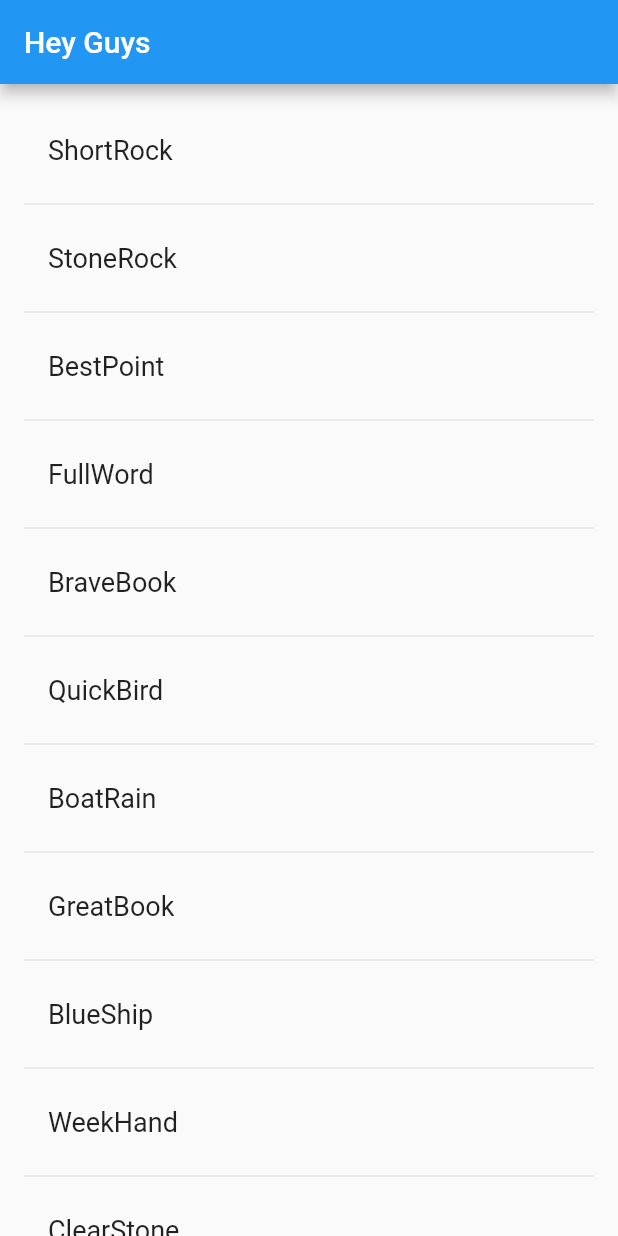
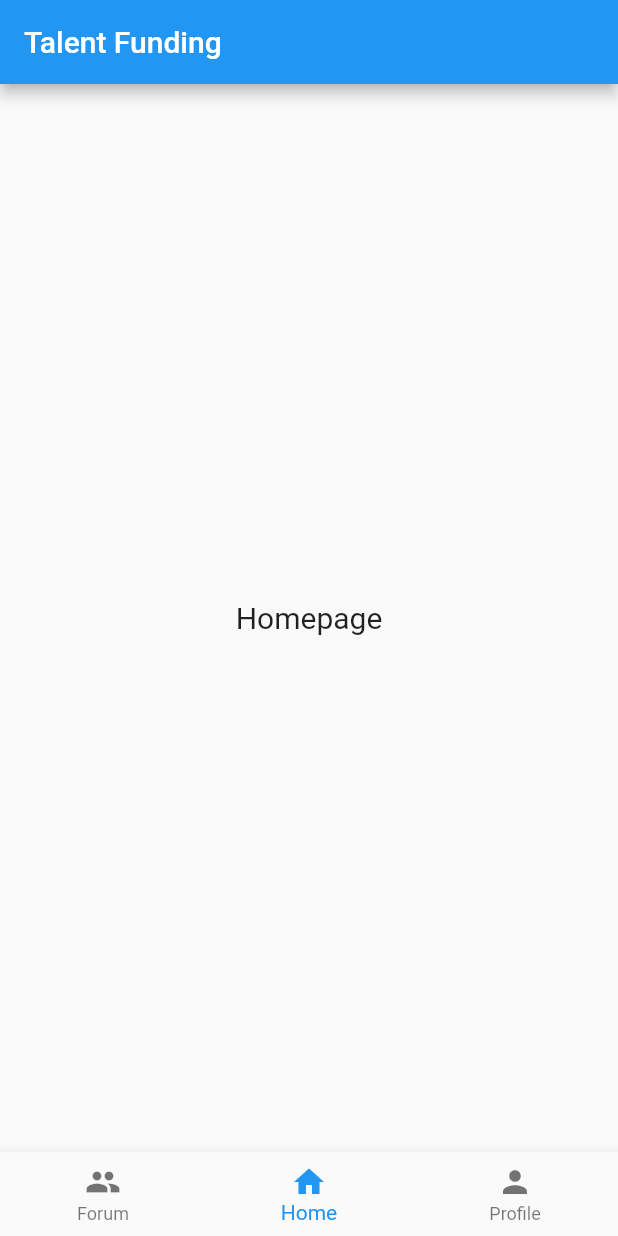
Before and after one commit to ferflugel/dscproject, a Flutter app: the screen it shows after launch, on a phone screen of 412 x 824 dp. Run offline on Flutter 3.47's test engine with Material 2 defaults, Android fonts, the light colour scheme and no system bars.

Commit message:
Update main.dart

```diff
--- a/lib/main.dart
+++ b/lib/main.dart
@@ -1,73 +1,73 @@
-// This code was not produced by me, it is from a model app
-
+// Code that serves as base for Talent Funding prototype
 import 'package:flutter/material.dart';
-import 'package:english_words/english_words.dart';
 
 void main() => runApp(MyApp());
 
-// #docregion MyApp
 class MyApp extends StatelessWidget {
-  // #docregion build
   @override
   Widget build(BuildContext context) {
     return MaterialApp(
-      title: 'Hey Guys',
-      home: RandomWords(),
+      title: 'Prototype',
+      home: Prototype(),
     );
   }
-  // #enddocregion build
 }
-// #enddocregion MyApp
 
-// #docregion RWS-var
-class RandomWordsState extends State<RandomWords> {
-  final _suggestions = <WordPair>[];
-  final _biggerFont = const TextStyle(fontSize: 18.0);
-  // #enddocregion RWS-var
+class PrototypeState extends State<Prototype> {
+  int _selectedPage = 1;
+  List _pageOptions = [
+    Text('Forum', style: TextStyle(fontSize: 20)),
+    HomePage(),
+    Text('Profile', style: TextStyle(fontSize: 20))
+  ];
 
-  // #docregion _buildSuggestions
-  Widget _buildSuggestions() {
-    return ListView.builder(
-        padding: const EdgeInsets.all(16.0),
-        itemBuilder: /*1*/ (context, i) {
-          if (i.isOdd) return Divider(); /*2*/
-
-          final index = i ~/ 2; /*3*/
-          if (index >= _suggestions.length) {
-            _suggestions.addAll(generateWordPairs().take(10)); /*4*/
-          }
-          return _buildRow(_suggestions[index]);
-        });
-  }
-  // #enddocregion _buildSuggestions
-
-  // #docregion _buildRow
-  Widget _buildRow(WordPair pair) {
-    return ListTile(
-      title: Text(
-        pair.asPascalCase,
-        style: _biggerFont,
-      ),
-    );
-  }
-  // #enddocregion _buildRow
-
-  // #docregion RWS-build
   @override
   Widget build(BuildContext context) {
     return Scaffold(
       appBar: AppBar(
-        title: Text('Hey Guys'),
+        title: Text('Talent Funding'),
       ),
-      body: _buildSuggestions(),
+      body: Center(
+        child: _pageOptions[_selectedPage],
+      ),
+      bottomNavigationBar: BottomNavigationBar(
+        currentIndex: _selectedPage,
+        onTap: (int index) {
+          setState(() {
+            _selectedPage = index;
+          });
+        },
+        items: [
+          BottomNavigationBarItem(
+            icon: Icon(Icons.people),
+            label: "Forum",
+          ),
+          BottomNavigationBarItem(
+            icon: Icon(Icons.home),
+            label: "Home",
+          ),
+          BottomNavigationBarItem(
+            icon: Icon(Icons.person),
+            label: "Profile",
+          )
+        ],
+      ),
     );
   }
-  // #enddocregion RWS-build
-  // #docregion RWS-var
+
 }
-// #enddocregion RWS-var
 
-class RandomWords extends StatefulWidget {
+// This is the class that will define the HomePage
+class HomePage extends StatelessWidget
+{
   @override
-  RandomWordsState createState() => new RandomWordsState();
+  Widget build(BuildContext context)
+  {
+    return Text('Homepage', style: TextStyle(fontSize: 20));
+  }
 }
+
+class Prototype extends StatefulWidget {
+  @override
+  PrototypeState createState() => PrototypeState();
+}
```
